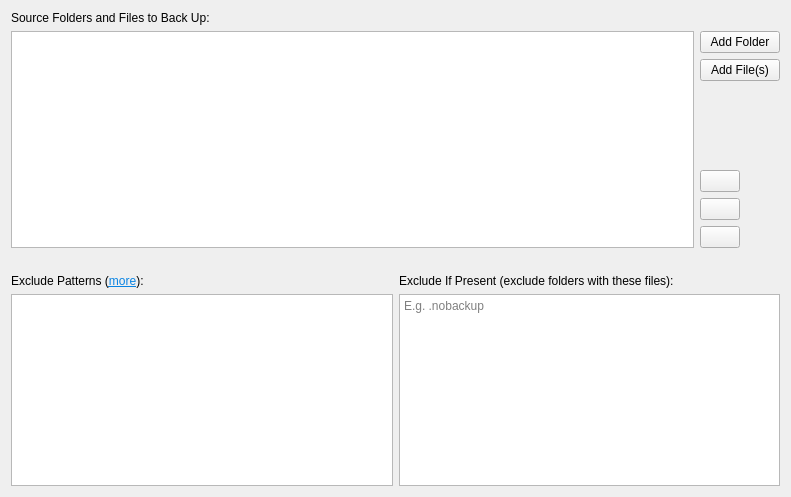
The window that src/vorta/assets/UI/sourcetab.ui (bastiencyr/vorta) describes before a commit, drawn with Qt 5.
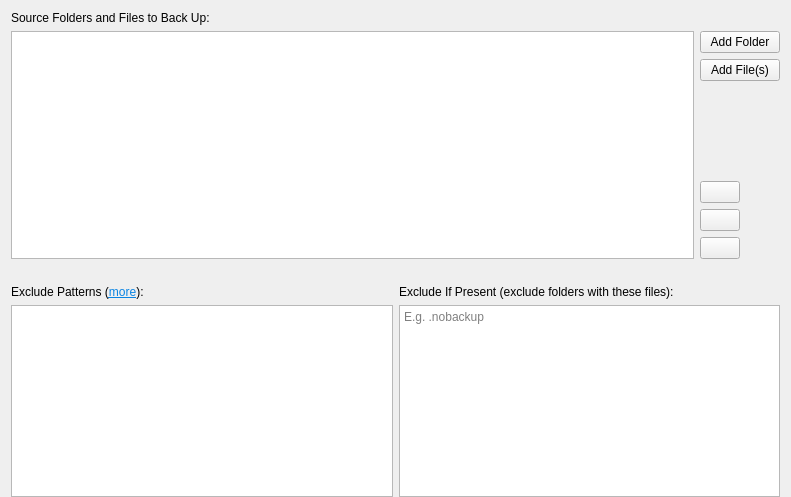
The same window after the commit.

Commit message: Add misc at bottom.

Patch:
```diff
--- a/src/vorta/assets/UI/sourcetab.ui
+++ b/src/vorta/assets/UI/sourcetab.ui
@@ -14,6 +14,9 @@
    <string>Form</string>
   </property>
   <layout class="QVBoxLayout" name="verticalLayout_2">
+   <property name="bottomMargin">
+    <number>0</number>
+   </property>
    <item>
     <widget class="QLabel" name="label_6">
      <property name="text">
```
The commit also changes 7 other files.
